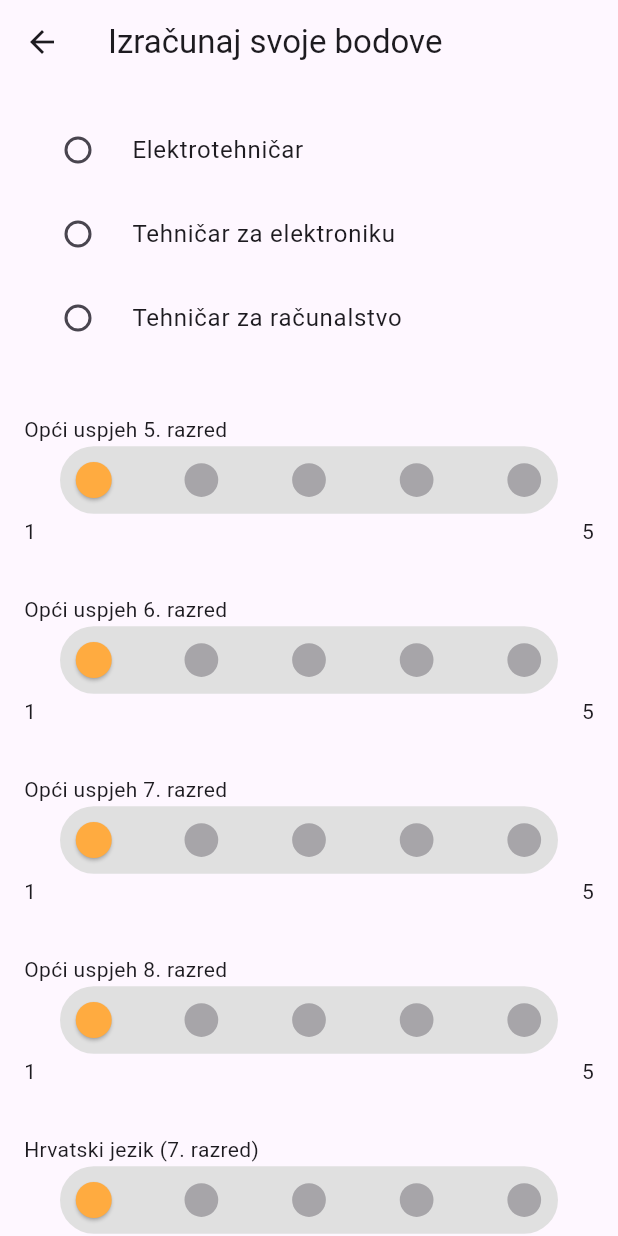
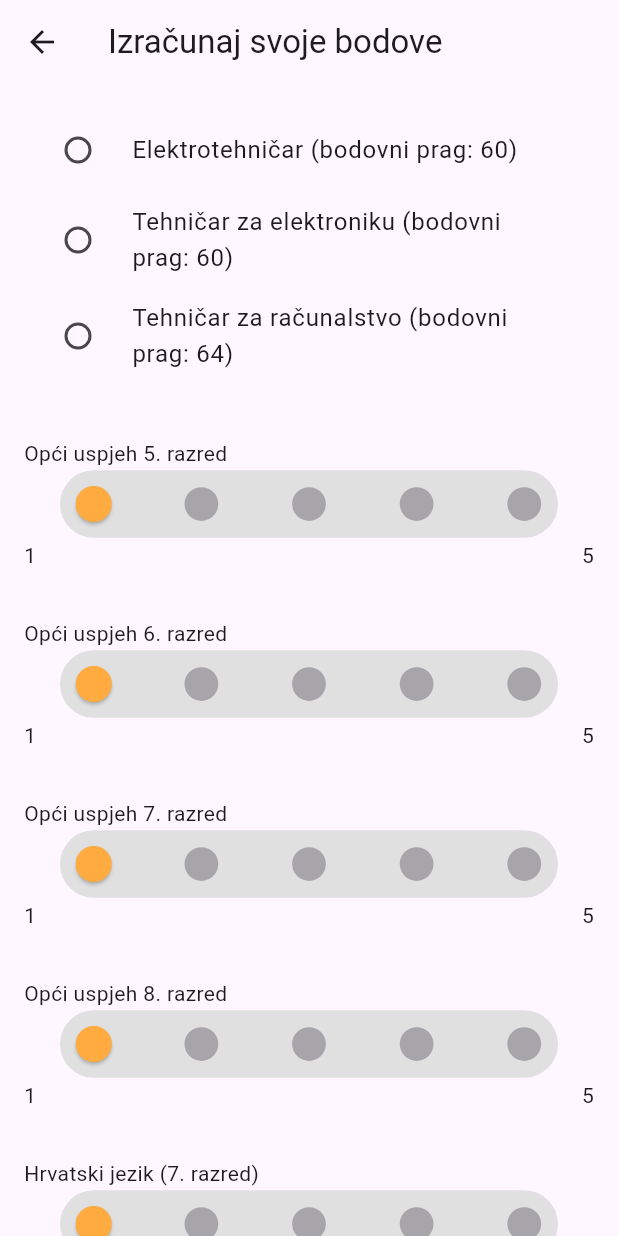
Before and after one commit to mislavcupic/jelkovec_app, a Flutter app: the IzracunBodova screen opened by its route, on a phone screen of 412 x 824 dp. Run offline on Flutter 3.47's test engine with Material 3 defaults, Android fonts, the phone set to English and light mode, and no system bars; our stand-ins replace carousel_slider.

Commit message:
sitne promjene

```diff
--- a/lib/AktivnostiTrziste.dart
+++ b/lib/AktivnostiTrziste.dart
@@ -84,7 +84,7 @@ class AktivnostiTrziste extends StatelessWidget {
   }
 
   void _launchURL() async {
-    final Uri url = Uri.parse('http://www.ss-jelkovec.skole.hr/');
+    final Uri url = Uri.parse('https://www.ss-jelkovec.skole.hr/skola/upisi');
     if (!await launchUrl(url)) {
       throw Exception('Could not launch $url');
     }
--- a/lib/IzracunBodova.dart
+++ b/lib/IzracunBodova.dart
@@ -59,8 +59,8 @@ class _IzracunBodovaState extends State<IzracunBodova> {
             children: [
               // Radio buttons for selecting smjer
               RadioListTile(
-                title: const Text('Elektrotehničar'),
-                value: 'Elektrotehničar',
+                title: const Text('Elektrotehničar (bodovni prag: 60)'),
+                value: 'Elektrotehničar (bodovni prag: 60)',
                 groupValue: selectedSmjer,
                 onChanged: (value) {
                   setState(() {
@@ -69,8 +69,8 @@ class _IzracunBodovaState extends State<IzracunBodova> {
                 },
               ),
               RadioListTile(
-                title: const Text('Tehničar za elektroniku'),
-                value: 'Tehničar za elektroniku',
+                title: const Text('Tehničar za elektroniku (bodovni prag: 60)'),
+                value: 'Tehničar za elektroniku (bodovni prag: 60)',
                 groupValue: selectedSmjer,
                 onChanged: (value) {
                   setState(() {
@@ -79,8 +79,8 @@ class _IzracunBodovaState extends State<IzracunBodova> {
                 },
               ),
               RadioListTile(
-                title: const Text('Tehničar za računalstvo'),
-                value: 'Tehničar za računalstvo',
+                title: const Text('Tehničar za računalstvo (bodovni prag: 64)'),
+                value: 'Tehničar za računalstvo (bodovni prag: 64)',
                 groupValue: selectedSmjer,
                 onChanged: (value) {
                   setState(() {
--- a/pubspec.yaml
+++ b/pubspec.yaml
@@ -16,7 +16,7 @@ publish_to: 'none' # Remove this line if you wish to publish to pub.dev
 # https://developer.apple.com/library/archive/documentation/General/Reference/InfoPlistKeyReference/Articles/CoreFoundationKeys.html
 # In Windows, build-name is used as the major, minor, and patch parts
 # of the product and file versions while build-number is used as the build suffix.
-version: 1.1.1
+version: 1.1.5
 
 environment:
   sdk: '>=3.3.4 <4.0.0'
```
Also changed, not shown: 1 other file.
